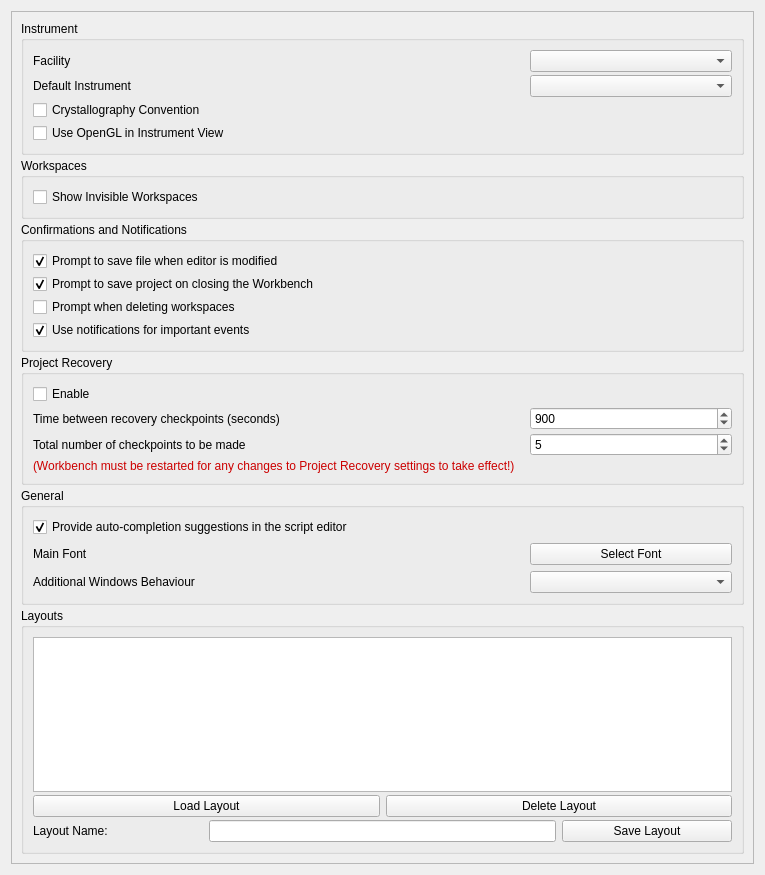
Qt form qt/applications/workbench/workbench/widgets/settings/general/section_general.ui (mantidproject/mantid) before a commit.
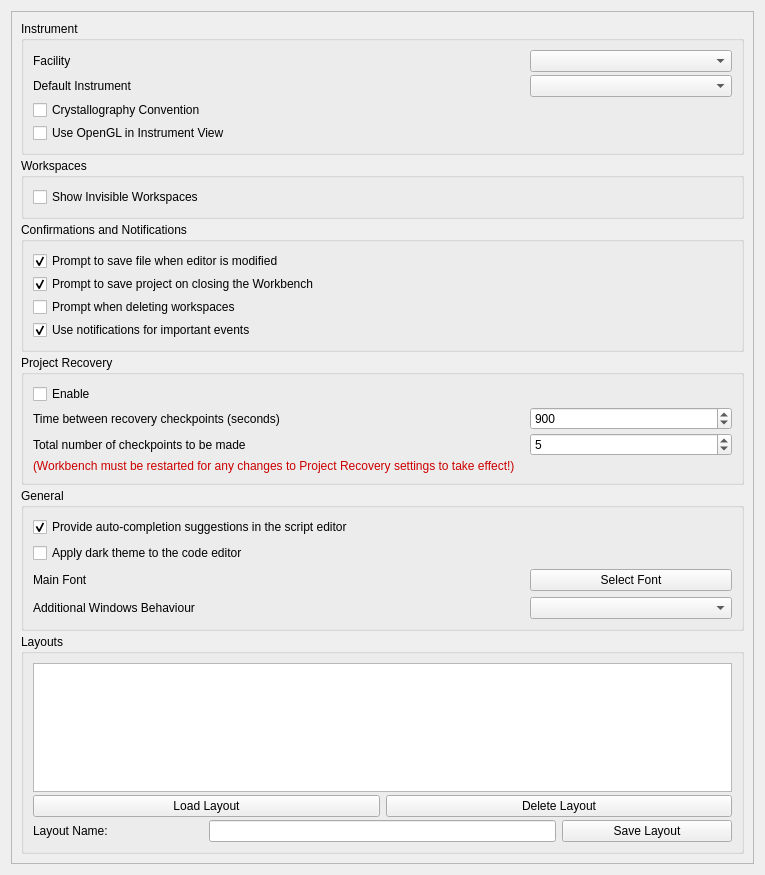
The same form after that commit.

Commit message: Added check box to preferences

```diff
--- a/qt/applications/workbench/workbench/widgets/settings/general/section_general.ui
+++ b/qt/applications/workbench/workbench/widgets/settings/general/section_general.ui
@@ -407,6 +407,22 @@
               </property>
              </widget>
             </item>
+            <item>
+             <widget class="QCheckBox" name="apply_dark_theme_enabled">
+              <property name="sizePolicy">
+               <sizepolicy hsizetype="Expanding" vsizetype="Fixed">
+                <horstretch>0</horstretch>
+                <verstretch>0</verstretch>
+               </sizepolicy>
+              </property>
+              <property name="text">
+               <string>Apply dark theme to the code editor</string>
+              </property>
+              <property name="checked">
+               <bool>false</bool>
+              </property>
+             </widget>
+            </item>
             <item>
              <layout class="QHBoxLayout" name="horizontalLayout_7">
               <item>
```
The commit also changes 7 other files.
